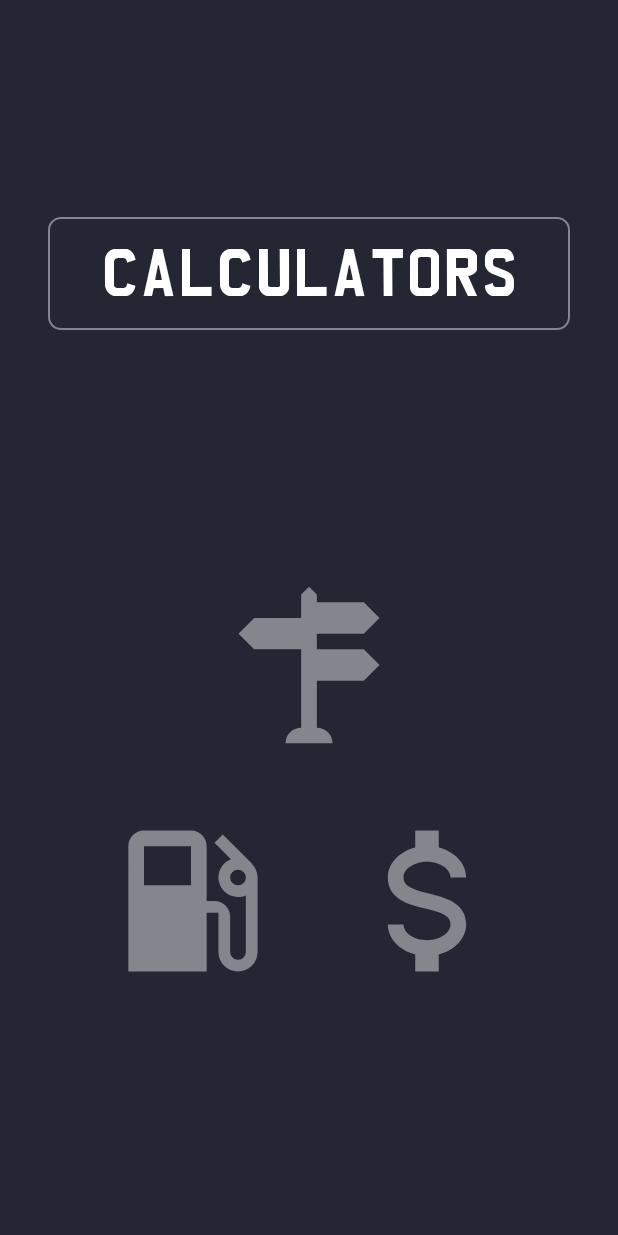
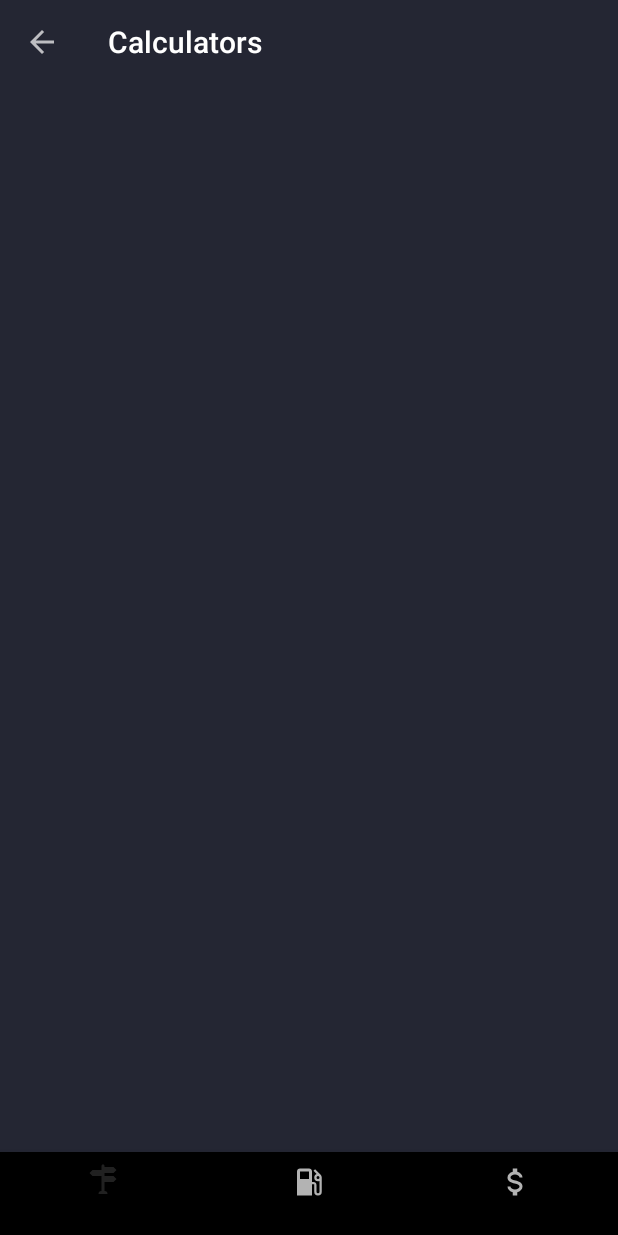
Before and after one commit to Lyxnx/carcheck_app, an Android app: the CalculatorsActivity screen opened directly, with no data from a screen before it, on a phone screen of 412 x 824 dp. Run offline under Robolectric (Android 15) with nearby library versions, the light colour scheme and no system bars.

Commit message:
Continue with bottom navigation for calculators

```diff
--- a/app/src/main/java/net/lyxnx/carcheck/CalculatorsActivity.java
+++ b/app/src/main/java/net/lyxnx/carcheck/CalculatorsActivity.java
@@ -1,11 +1,14 @@
 package net.lyxnx.carcheck;
 
-import android.content.Intent;
 import android.os.Bundle;
+import android.widget.EditText;
+
+import androidx.appcompat.app.ActionBar;
 import androidx.appcompat.app.AppCompatActivity;
-import androidx.appcompat.widget.TooltipCompat;
-import android.widget.Button;
-import android.widget.EditText;
+import androidx.appcompat.widget.Toolbar;
+import androidx.fragment.app.Fragment;
+
+import com.google.android.material.bottomnavigation.BottomNavigationView;
 
 import java.math.BigDecimal;
 import java.math.RoundingMode;
@@ -15,19 +18,49 @@ public class CalculatorsActivity extends AppCompatActivity {
     @Override
     protected void onCreate(Bundle savedInstanceState) {
         super.onCreate(savedInstanceState);
-        setContentView(R.layout.activity_calcs);
+        setContentView(R.layout.activity_calcs2);
 
-        Button buttonMpg = findViewById(R.id.buttonMpg);
-        TooltipCompat.setTooltipText(buttonMpg, getString(R.string.tooltip_mpg));
-        buttonMpg.setOnClickListener(v -> startActivity(new Intent(this, JourneyCostActivity.class)));
+        Toolbar toolbar = findViewById(R.id.toolbar);
+        setSupportActionBar(toolbar);
 
-        Button buttonFinance = findViewById(R.id.buttonFinance);
-        TooltipCompat.setTooltipText(buttonFinance, getString(R.string.tooltip_finance));
-        buttonFinance.setOnClickListener(v -> startActivity(new Intent(this, FinanceActivity.class)));
+        ActionBar actionBar = getSupportActionBar();
+        if (actionBar != null) {
+            actionBar.setDisplayHomeAsUpEnabled(true);
+            actionBar.setTitle("Calculators");
+        }
 
-        Button buttonJourneyCost = findViewById(R.id.buttonJourneyCost);
-        TooltipCompat.setTooltipText(buttonJourneyCost, getString(R.string.tooltip_journey));
-        buttonJourneyCost.setOnClickListener(v -> startActivity(new Intent(this, FuelCostActivity.class)));
+        BottomNavigationView navigation = findViewById(R.id.navigation);
+        navigation.setOnNavigationItemSelectedListener(item -> {
+            switch (item.getItemId()) {
+                case R.id.action_journey:
+                    Fragment f = new JourneyCostActivity();
+                    getSupportFragmentManager().beginTransaction()
+                            .replace(R.id.main_content, f)
+                            .addToBackStack(null)
+                            .commit();
+                    return true;
+                case R.id.action_mpg:
+
+                    return true;
+                case R.id.action_finance:
+
+                    return true;
+                default:
+                    return false;
+            }
+        });
+
+//        Button buttonMpg = findViewById(R.id.buttonMpg);
+//        TooltipCompat.setTooltipText(buttonMpg, getString(R.string.tooltip_mpg));
+//        buttonMpg.setOnClickListener(v -> startActivity(new Intent(this, JourneyCostActivity.class)));
+//
+//        Button buttonFinance = findViewById(R.id.buttonFinance);
+//        TooltipCompat.setTooltipText(buttonFinance, getString(R.string.tooltip_finance));
+//        buttonFinance.setOnClickListener(v -> startActivity(new Intent(this, FinanceActivity.class)));
+//
+//        Button buttonJourneyCost = findViewById(R.id.buttonJourneyCost);
+//        TooltipCompat.setTooltipText(buttonJourneyCost, getString(R.string.tooltip_journey));
+//        buttonJourneyCost.setOnClickListener(v -> startActivity(new Intent(this, FuelCostActivity.class)));
     }
 
     public static double round(double value, int dp) {
--- a/app/src/main/res/layout/activity_calcs2.xml
+++ b/app/src/main/res/layout/activity_calcs2.xml
@@ -1,25 +1,36 @@
 <?xml version="1.0" encoding="utf-8"?>
-<LinearLayout xmlns:android="http://schemas.android.com/apk/res/android"
+<androidx.constraintlayout.widget.ConstraintLayout
+        xmlns:android="http://schemas.android.com/apk/res/android"
         xmlns:app="http://schemas.android.com/apk/res-auto"
-        android:orientation="vertical"
         android:layout_width="match_parent"
         android:layout_height="match_parent">
 
     <androidx.appcompat.widget.Toolbar
             android:id="@+id/toolbar"
             android:layout_width="match_parent"
-            android:layout_height="?attr/actionBarSize" />
+            android:layout_height="?attr/actionBarSize"
+            app:layout_constraintTop_toTopOf="parent"
+            app:layout_constraintStart_toStartOf="parent"
+            app:layout_constraintEnd_toEndOf="parent" />
 
     <androidx.coordinatorlayout.widget.CoordinatorLayout
             android:id="@+id/main_content"
             android:layout_width="match_parent"
-            android:layout_height="0dp" />
+            android:layout_height="0dp"
+            app:layout_constraintTop_toBottomOf="@id/toolbar"
+            app:layout_constraintStart_toStartOf="parent"
+            app:layout_constraintEnd_toEndOf="parent"
+            app:layout_constraintBottom_toTopOf="@id/navigation" />
 
     <com.google.android.material.bottomnavigation.BottomNavigationView
             android:id="@+id/navigation"
             android:layout_width="match_parent"
             android:layout_height="wrap_content"
             android:elevation="16dp"
-            app:menu="@menu/menu_bottom_nav" />
+            app:menu="@menu/menu_bottom_nav"
+            app:layout_constraintTop_toBottomOf="@id/main_content"
+            app:layout_constraintStart_toStartOf="parent"
+            app:layout_constraintEnd_toEndOf="parent"
+            app:layout_constraintBottom_toBottomOf="parent" />
 
-</LinearLayout>
+</androidx.constraintlayout.widget.ConstraintLayout>
--- /dev/null
+++ b/app/src/main/res/menu/menu_bottom_nav.xml
@@ -0,0 +1,24 @@
+<?xml version="1.0" encoding="utf-8"?>
+<menu xmlns:android="http://schemas.android.com/apk/res/android"
+        xmlns:app="http://schemas.android.com/apk/res-auto"
+        xmlns:tools="http://schemas.android.com/tools">
+
+    <item
+            android:id="@+id/action_journey"
+            android:icon="@drawable/routes"
+            app:showAsAction="ifRoom"
+            tools:ignore="MenuTitle" />
+
+    <item
+            android:id="@+id/action_mpg"
+            android:icon="@drawable/gas_station"
+            app:showAsAction="ifRoom"
+            tools:ignore="MenuTitle" />
+
+    <item
+        android:id="@+id/action_finance"
+        android:icon="@drawable/currency_usd"
+        app:showAsAction="ifRoom"
+        tools:ignore="MenuTitle" />
+
+</menu>
```
Also changed, not shown: app/src/main/java/net/lyxnx/carcheck/JourneyCostActivity.java (+28 -16 lines).
